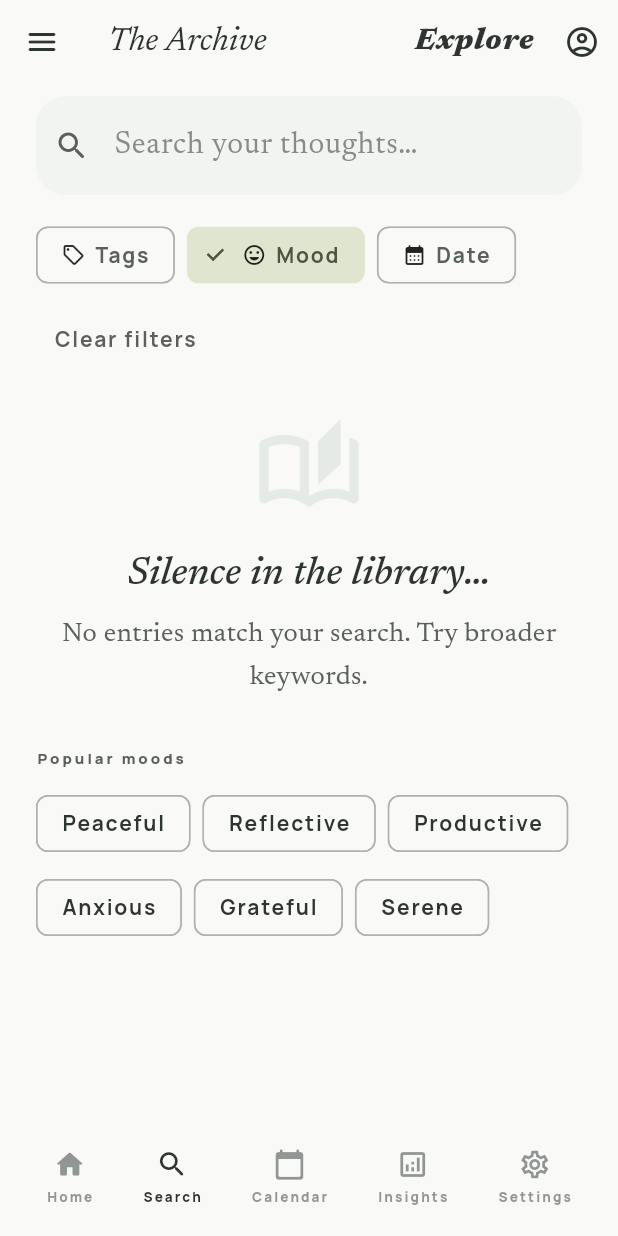
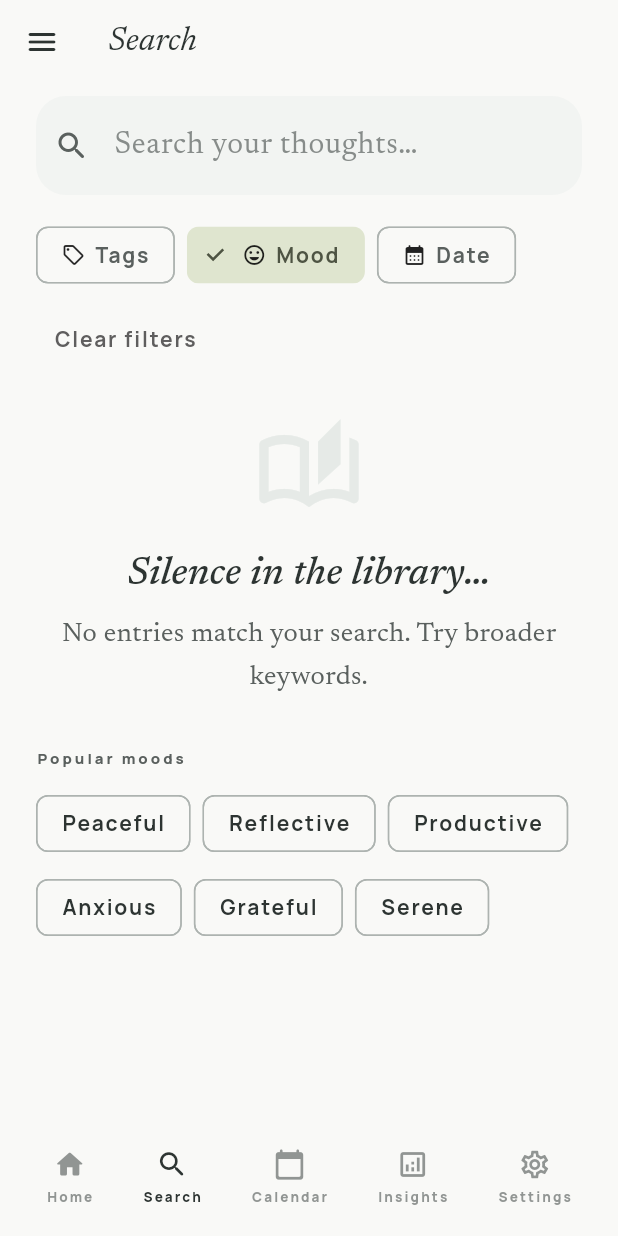
Before and after one commit to HasanSRTDMR/Memoirly, a Flutter app: the SearchPage screen opened by its route, after a tap on "Peaceful", on a phone screen of 412 x 824 dp. Run offline on Flutter 3.47's test engine with Material 3 defaults, Android fonts, the phone set to English and light mode, and no system bars; our stand-ins replace cloud_firestore, equatable, file_picker, firebase_auth, firebase_core, flutter_riverpod and 6 more; accounts and stored records are empty; network calls fail.

Commit message:
sayfa isimlemesi ve üst medü düzenlendi

```diff
--- a/lib/core/widgets/archive_app_bar.dart
+++ b/lib/core/widgets/archive_app_bar.dart
@@ -37,14 +37,7 @@ class ArchiveAppBar extends StatelessWidget implements PreferredSizeWidget {
             title ?? l.archiveTitle,
             style: Theme.of(context).appBarTheme.titleTextStyle,
           ),
-          actions: [
-            ...?actions,
-            IconButton(
-              icon: const Icon(Icons.account_circle_outlined),
-              tooltip: l.account,
-              onPressed: () => ArchiveSheets.showAccount(context, ref),
-            ),
-          ],
+
           backgroundColor:
               Theme.of(context).colorScheme.surface.withValues(alpha: 0.88),
         );
--- a/lib/features/calendar/presentation/calendar_page.dart
+++ b/lib/features/calendar/presentation/calendar_page.dart
@@ -54,7 +54,7 @@ class _CalendarPageState extends ConsumerState<CalendarPage> {
     final isDark = Theme.of(context).brightness == Brightness.dark;
 
     return Scaffold(
-      appBar: const ArchiveAppBar(),
+      appBar: ArchiveAppBar(title: l.calendar),
       floatingActionButtonLocation: FloatingActionButtonLocation.endFloat,
       floatingActionButton: WritingFab(
         heroTag: 'memoirly_fab_calendar',
--- a/lib/features/home/presentation/home_page.dart
+++ b/lib/features/home/presentation/home_page.dart
@@ -32,7 +32,7 @@ class HomePage extends ConsumerWidget {
     final entriesAsync = ref.watch(journalEntriesStreamProvider);
 
     return Scaffold(
-      appBar: const ArchiveAppBar(),
+      appBar: ArchiveAppBar(title: l.home),
       floatingActionButtonLocation: FloatingActionButtonLocation.endFloat,
       floatingActionButton: WritingFab(
         heroTag: 'memoirly_fab_home',
--- a/lib/features/insights/presentation/insights_page.dart
+++ b/lib/features/insights/presentation/insights_page.dart
@@ -28,7 +28,7 @@ class _InsightsPageState extends ConsumerState<InsightsPage> {
     final useCase = ref.watch(computeInsightsUseCaseProvider);
 
     return Scaffold(
-      appBar: const ArchiveAppBar(),
+      appBar: ArchiveAppBar(title: l.insights),
       body: entriesAsync.when(
         loading: () => const Center(child: CircularProgressIndicator.adaptive()),
         error: (e, _) => JournalStreamErrorView(
--- a/lib/features/search/presentation/search_page.dart
+++ b/lib/features/search/presentation/search_page.dart
@@ -51,21 +51,7 @@ class _SearchPageState extends ConsumerState<SearchPage> {
 
     return Scaffold(
       appBar: ArchiveAppBar(
-        actions: [
-          Padding(
-            padding: const EdgeInsets.only(right: 8, top: 8, bottom: 8),
-            child: Center(
-              child: Text(
-                l.explore,
-                style: Theme.of(context).textTheme.titleLarge?.copyWith(
-                      fontFamily: 'Newsreader',
-                      fontStyle: FontStyle.italic,
-                      fontSize: 20,
-                    ),
-              ),
-            ),
-          ),
-        ],
+        title: l.search,
       ),
       body: entriesAsync.when(
         loading: () =>
--- a/lib/features/settings/presentation/settings_page.dart
+++ b/lib/features/settings/presentation/settings_page.dart
@@ -26,7 +26,7 @@ class SettingsPage extends ConsumerWidget {
     final security = ref.watch(securityRepositoryProvider);
 
     return Scaffold(
-      appBar: const ArchiveAppBar(),
+      appBar: ArchiveAppBar(title: l.settings),
       body: ListView(
         padding: const EdgeInsets.fromLTRB(24, 8, 24, 120),
         children: [
```
